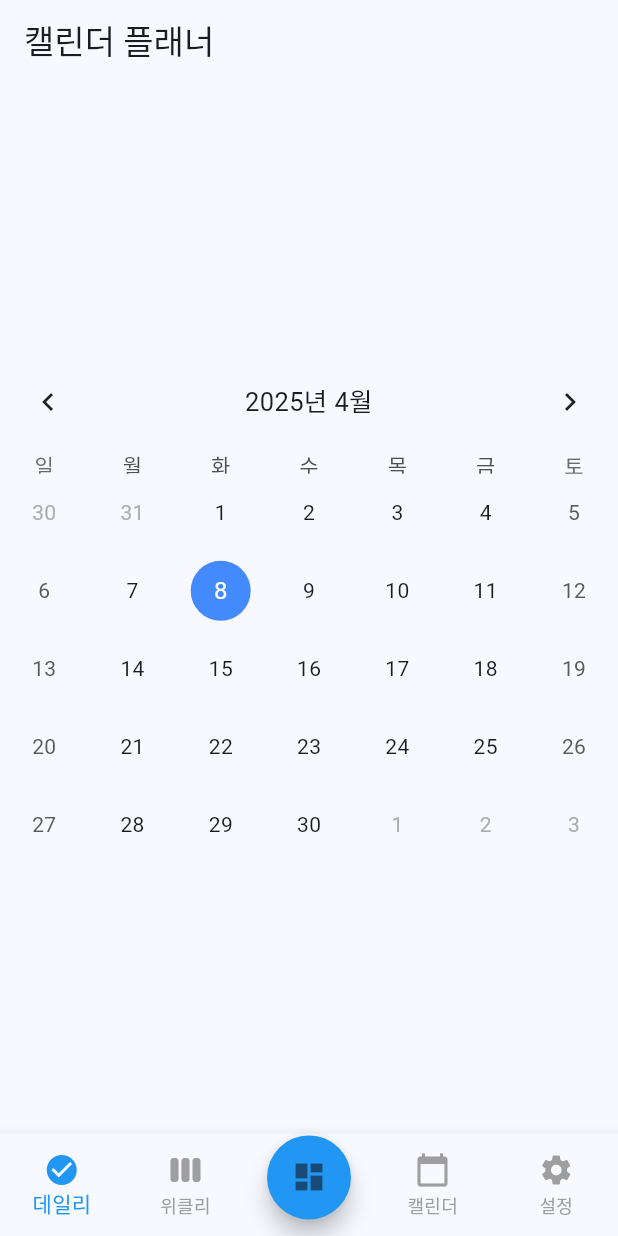
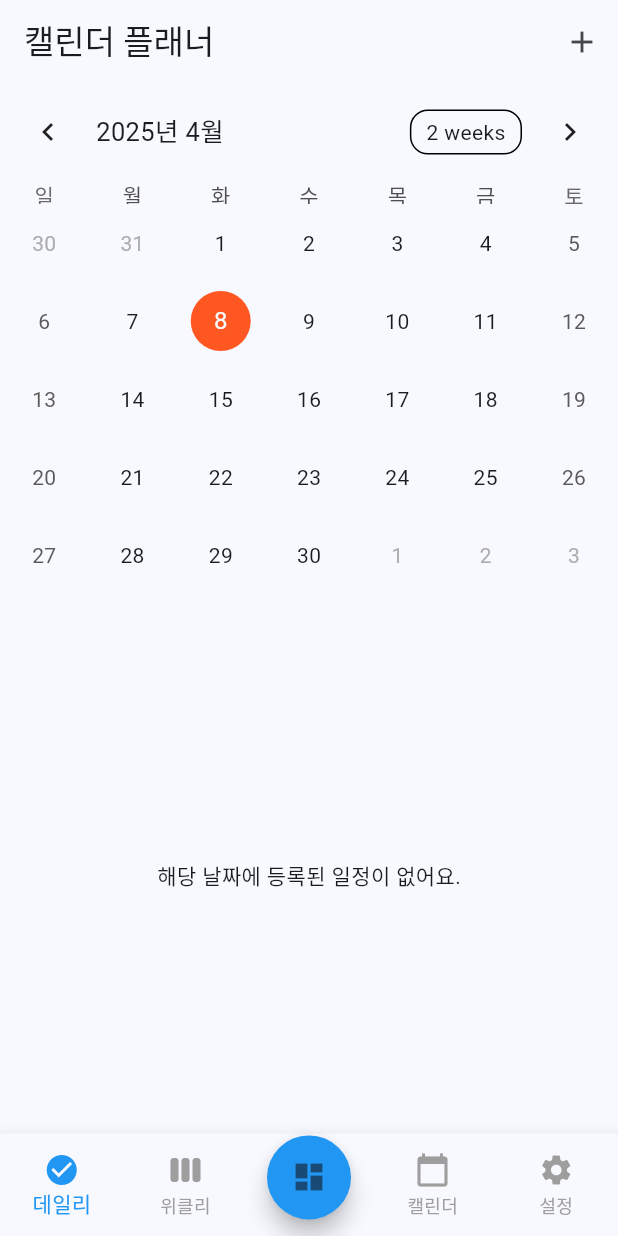
Before and after one commit to JeongHyeon-Jo/abeul_planner, a Flutter app: the CalendarPlannerScreen screen opened by its route, on a phone screen of 412 x 824 dp. Run offline on Flutter 3.47's test engine with Material 3 defaults, Android fonts, the phone set to English and light mode, and no system bars; drawn by our look-alikes of table_calendar; our stand-ins replace flutter_riverpod, flutter_screenutil, go_router, hive, hive_flutter; accounts and stored records are empty; generated files the repository leaves out were written again.

Commit message:
[Feat] Calendar 초안 작성

```diff
--- a/lib/core/screen_util.dart
+++ b/lib/core/screen_util.dart
@@ -1,3 +1,4 @@
+// screen_util.dart
 import 'package:flutter/material.dart';
 import 'package:flutter_screenutil/flutter_screenutil.dart';
 
--- /dev/null
+++ b/lib/features/calendar_planner/data/model/calendar_task_model.dart
@@ -0,0 +1,23 @@
+// calendar_task_model.dart
+import 'package:hive/hive.dart';
+
+part 'calendar_task_model.g.dart'; // build_runner로 생성될 어댑터 파일
+
+/// 날짜별 메모를 위한 모델 클래스
+@HiveType(typeId: 1) // typeId는 고유값이어야 하며 다른 모델과 중복되면 안 됨
+class CalendarTaskModel {
+  @HiveField(0) // 메모 내용
+  final String memo;
+
+  @HiveField(1) // 선택한 시간 (HH:mm 형식의 문자열)
+  final String time;
+
+  @HiveField(2) // 저장된 날짜 (yyyy-MM-dd 형식의 문자열)
+  final DateTime date;
+
+  CalendarTaskModel({
+    required this.memo,
+    required this.time,
+    required this.date,
+  });
+}
--- a/lib/features/calendar_planner/presentation/screen/calendar_planner_sceen.dart
+++ b/lib/features/calendar_planner/presentation/screen/calendar_planner_sceen.dart
@@ -1,51 +1,99 @@
+// calendar_planner_screen.dart
 import 'package:flutter/material.dart';
+import 'package:flutter_riverpod/flutter_riverpod.dart';
 import 'package:table_calendar/table_calendar.dart';
+import 'package:abeul_planner/features/calendar_planner/presentation/provider/calendar_task_provider.dart';
+import 'package:abeul_planner/features/calendar_planner/presentation/widget/calendar_task_form.dart';
 
-class CalendarPlannerScreen extends StatefulWidget {
+class CalendarPlannerScreen extends ConsumerStatefulWidget {
   const CalendarPlannerScreen({super.key});
 
   @override
-  State<CalendarPlannerScreen> createState() => _CalendarPlannerScreenState();
+  ConsumerState<CalendarPlannerScreen> createState() => _CalendarPlannerScreenState();
 }
 
-class _CalendarPlannerScreenState extends State<CalendarPlannerScreen> {
-  DateTime _focusedDay = DateTime.now();        // 현재 보여지는 날짜
-  DateTime? _selectedDay;                       // 선택한 날짜
+class _CalendarPlannerScreenState extends ConsumerState<CalendarPlannerScreen> {
+  DateTime _focusedDay = DateTime.now(); // 현재 포커스된 날짜
+  DateTime? _selectedDay; // 선택된 날짜
+
+  @override
+  void initState() {
+    super.initState();
+    _selectedDay = _focusedDay; // 초기 선택 날짜 설정
+  }
+
+  /// 날짜 선택 시 호출되는 함수
+  void _onDaySelected(DateTime selectedDay, DateTime focusedDay) {
+    setState(() {
+      _selectedDay = selectedDay;
+      _focusedDay = focusedDay;
+    });
+  }
+
+  /// 일정 추가 다이얼로그 열기
+  void _openAddTaskDialog() {
+    showDialog(
+      context: context,
+      builder: (_) => CalendarTaskForm(selectedDate: _selectedDay!),
+    );
+  }
 
   @override
   Widget build(BuildContext context) {
+    // 선택된 날짜에 해당하는 일정 불러오기
+    final tasksForSelectedDay = ref.watch(calendarTaskProvider.notifier)
+        .getTasksForDate(_selectedDay!);
+
     return Scaffold(
       appBar: AppBar(
         title: const Text('캘린더 플래너'),
+        actions: [
+          // 일정 추가 버튼
+          IconButton(
+            onPressed: _openAddTaskDialog,
+            icon: const Icon(Icons.add),
+          )
+        ],
       ),
-      body: Center(
-        child: TableCalendar(
-          locale: 'ko_KR',                     // 한국어 설정
+      body: Column(
+        children: [
+          // 테이블 캘린더 위젯
+          TableCalendar(
+            locale: 'ko_KR',
             firstDay: DateTime.utc(2020, 1, 1),
             lastDay: DateTime.utc(2030, 12, 31),
             focusedDay: _focusedDay,
             selectedDayPredicate: (day) => isSameDay(_selectedDay, day),
-          onDaySelected: (selectedDay, focusedDay) {
-            setState(() {
-              _selectedDay = selectedDay;
-              _focusedDay = focusedDay;
-            });
-          },
-          headerStyle: const HeaderStyle(
-            formatButtonVisible: false,         // 포맷 버튼 제거 (월간/주간 전환)
-            titleCentered: true,                // 달 제목 가운데 정렬
-          ),
+            onDaySelected: _onDaySelected,
             calendarStyle: const CalendarStyle(
               todayDecoration: BoxDecoration(
-              color: Colors.blueAccent,
+                color: Colors.blue,
                 shape: BoxShape.circle,
               ),
               selectedDecoration: BoxDecoration(
-              color: Colors.orange,
+                color: Colors.deepOrange,
                 shape: BoxShape.circle,
               ),
             ),
           ),
+          const SizedBox(height: 16),
+
+          // 일정 목록
+          Expanded(
+            child: tasksForSelectedDay.isEmpty
+                ? const Center(child: Text('해당 날짜에 등록된 일정이 없어요.'))
+                : ListView.builder(
+                    itemCount: tasksForSelectedDay.length,
+                    itemBuilder: (context, index) {
+                      final task = tasksForSelectedDay[index];
+                      return ListTile(
+                        leading: const Icon(Icons.event_note),
+                        title: Text('${task.time} - ${task.memo}'),
+                      );
+                    },
+                  ),
+          )
+        ],
       ),
     );
   }
--- a/lib/features/daily_planner/data/datasource/daily_task_box.dart
+++ b/lib/features/daily_planner/data/datasource/daily_task_box.dart
@@ -1,3 +1,5 @@
+// daily_task_box.dart
+
 import 'package:hive/hive.dart';
 import '../model/daily_task_model.dart';
 
--- a/lib/features/daily_planner/data/model/daily_task_model.dart
+++ b/lib/features/daily_planner/data/model/daily_task_model.dart
@@ -1,3 +1,4 @@
+// daily_task_model.dart
 import 'package:hive/hive.dart';
 
 part 'daily_task_model.g.dart'; // Hive가 자동 생성하는 어댑터 파일 (build_runner로 생성됨)
--- a/lib/features/daily_planner/presentation/screen/daily_planner_sceen.dart
+++ b/lib/features/daily_planner/presentation/screen/daily_planner_sceen.dart
@@ -1,3 +1,4 @@
+// daily_planner_screen.dart
 import 'package:flutter/material.dart';
 import 'package:flutter_riverpod/flutter_riverpod.dart';
 import '../../data/model/daily_task_model.dart';
--- a/lib/features/home_planner/presentation/screen/planner_home_screen.dart
+++ b/lib/features/home_planner/presentation/screen/planner_home_screen.dart
@@ -1,3 +1,4 @@
+// planner_home_screen.dart
 import 'package:flutter/material.dart';
 
 /// 종합 플래너 화면 (홈 플래너)
--- a/lib/features/home_planner/presentation/widget/planner_scaffold.dart
+++ b/lib/features/home_planner/presentation/widget/planner_scaffold.dart
@@ -1,3 +1,4 @@
+// planner_scaffold.dart
 import 'package:flutter/material.dart';
 import 'package:flutter_screenutil/flutter_screenutil.dart';
 import 'package:go_router/go_router.dart';
--- a/lib/main.dart
+++ b/lib/main.dart
@@ -1,3 +1,4 @@
+// main.dart
 import 'package:flutter/material.dart';
 // package
 import 'package:hive_flutter/hive_flutter.dart';
--- a/lib/routes/planner_router.dart
+++ b/lib/routes/planner_router.dart
@@ -1,3 +1,4 @@
+// planner_router.dart
 import 'package:go_router/go_router.dart';
 // 플래너 화면
 import 'package:abeul_planner/features/home_planner/presentation/screen/planner_home_screen.dart';
```
Also changed, not shown: lib/features/calendar_planner/data/datasource/calendar_task_box.dart (added, +20 -0 lines), lib/features/calendar_planner/data/model/calendar_schedule_model.dart (deleted, +0 -23 lines), lib/features/calendar_planner/presentation/provider/calendar_task_provider.dart (added, +45 -0 lines), lib/features/calendar_planner/presentation/widget/calendar_task_form.dart (added, +103 -0 lines), lib/features/calendar_planner/data/datasource/calendar_schedule_box.dart (deleted), lib/features/calendar_planner/presentation/provider/calendar_schedule_provider.dart (deleted), lib/features/calendar_planner/presentation/widget/calendar_schedule_form.dart (deleted), 1 other file. Lines whose indentation alone changed are shown as unchanged.
